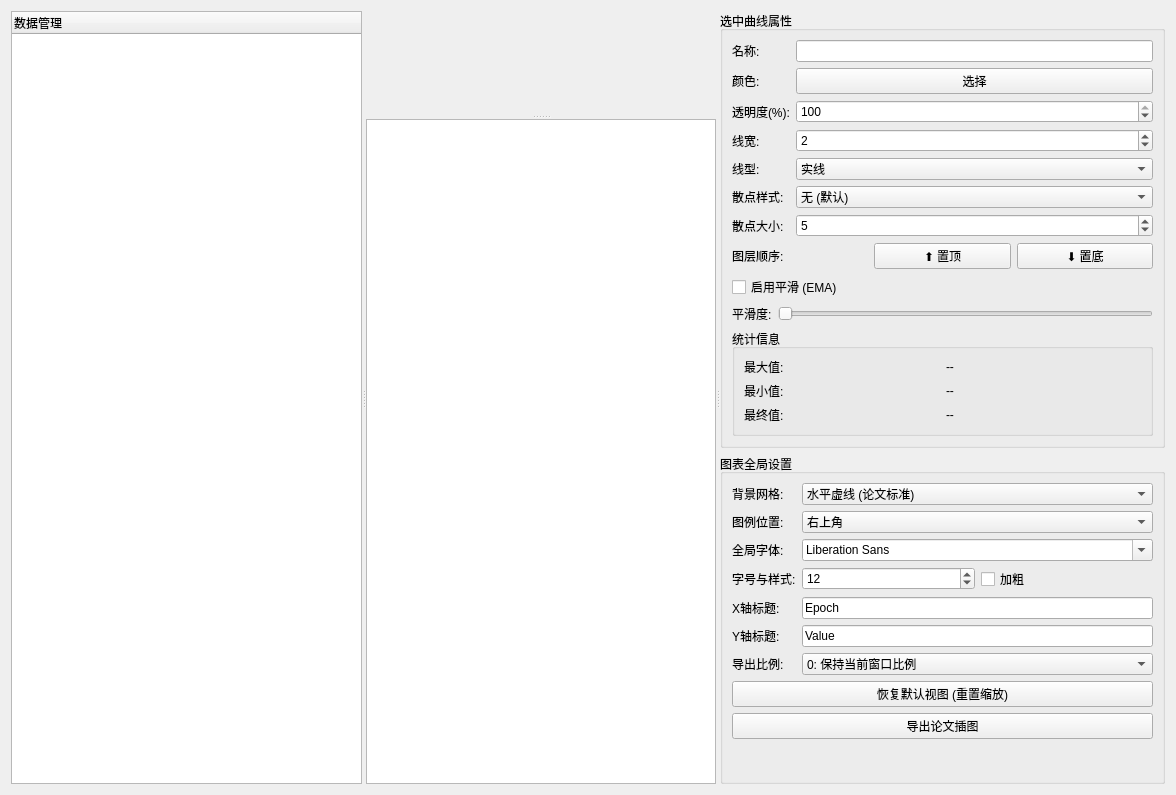
Qt form src/widget/CsvAnalyzeWidget.ui (GRZ21/DeepVisionWorkbench) before a commit.
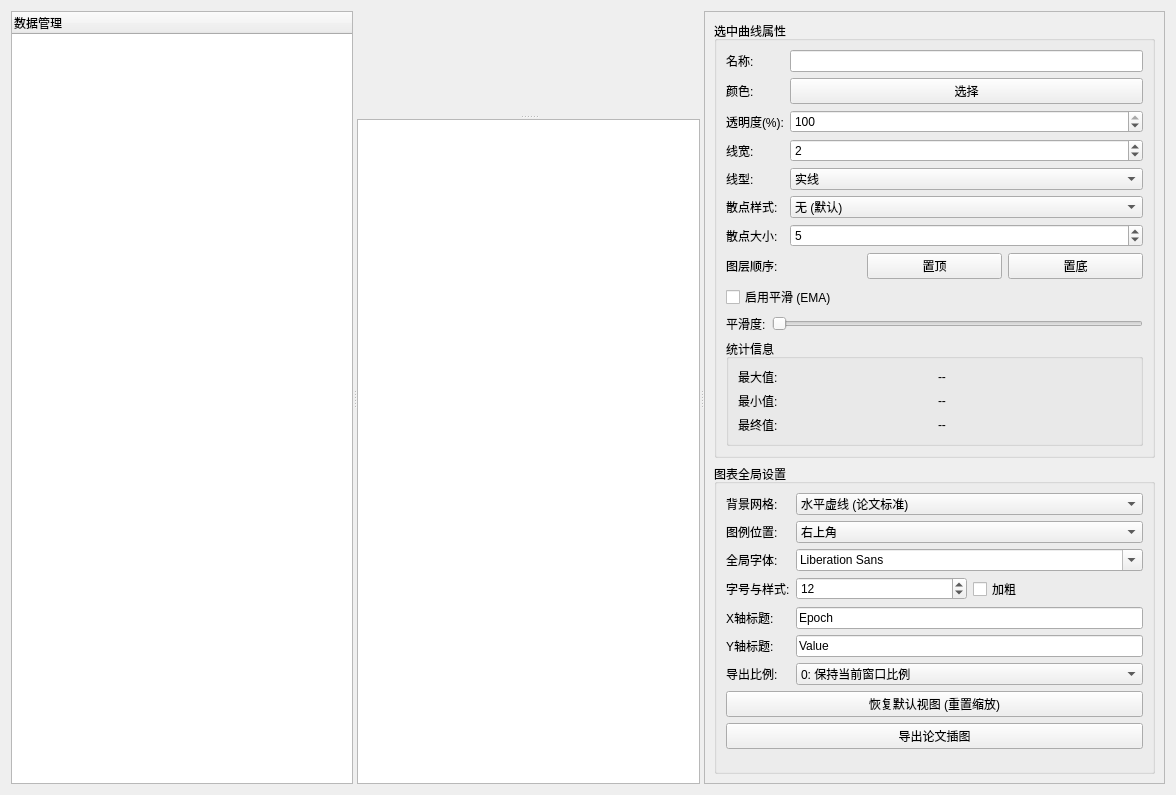
The same form after that commit. Custom widgets are drawn as their Qt base class.

Commit message:
refactor(CsvAnalyzeWidget): 优化界面布局及样式管理，增强用户体验
- 修改项目名为 DeepVisionWorkbench，统一构建配置
- 将可执行目标名由 csvReader 改为项目名，统一构建参数
- 为 CsvAnalyzeWidget 添加并加载独立的样式表文件，改善界面风格
- 调整主界面拆分组件大小及伸缩策略，防止折叠且适应需求
- 为右侧面板添加固定最小宽度，保证显示完整内容
- 设置滚动区域为可调整大小，隐藏水平滚动条，优化滚动体验
- 调整树视图表头列宽和伸缩模式，增强信息显示效果
- 添加 restoreLayout 方法支持视图布局恢复
- 使用中文替换部分提示窗口内容，提升本地化体验
- 对 UI 进行了较大重构，将右侧面板改为可滚动区域，方便显示更多内容
- 调整控件大小策略，确保控件显示完整且布局合理

The edit to the form file:
```diff
--- a/src/widget/CsvAnalyzeWidget.ui
+++ b/src/widget/CsvAnalyzeWidget.ui
@@ -50,8 +50,29 @@
       <widget class="QTableView" name="tableView"/>
      </widget>
      <widget class="QWidget" name="rightPanelWidget" native="true">
+      <property name="sizePolicy">
+       <sizepolicy hsizetype="Fixed" vsizetype="Preferred">
+        <horstretch>0</horstretch>
+        <verstretch>0</verstretch>
+       </sizepolicy>
+      </property>
       <layout class="QVBoxLayout" name="verticalLayout_2">
        <item>
+        <widget class="QScrollArea" name="scrollArea">
+         <property name="widgetResizable">
+          <bool>true</bool>
+         </property>
+         <widget class="QWidget" name="scrollAreaWidgetContents">
+          <property name="geometry">
+           <rect>
+            <x>0</x>
+            <y>0</y>
+            <width>272</width>
+            <height>757</height>
+           </rect>
+          </property>
+          <layout class="QVBoxLayout" name="verticalLayout_3">
+           <item>
         <widget class="QGroupBox" name="groupCurveProps">
          <property name="title">
           <string>选中曲线属性</string>
@@ -211,14 +232,14 @@
             <item>
              <widget class="QPushButton" name="btnBringTop">
               <property name="text">
-               <string>⬆ 置顶</string>
+                   <string>置顶</string>
               </property>
              </widget>
             </item>
             <item>
              <widget class="QPushButton" name="btnSendBottom">
               <property name="text">
-               <string>⬇ 置底</string>
+                   <string>置底</string>
               </property>
              </widget>
             </item>
@@ -500,6 +521,10 @@
            </spacer>
           </item>
          </layout>
+            </widget>
+           </item>
+          </layout>
+         </widget>
         </widget>
        </item>
       </layout>
```
Lines whose indentation alone changed are shown as unchanged. The commit also changes 19 other files.
